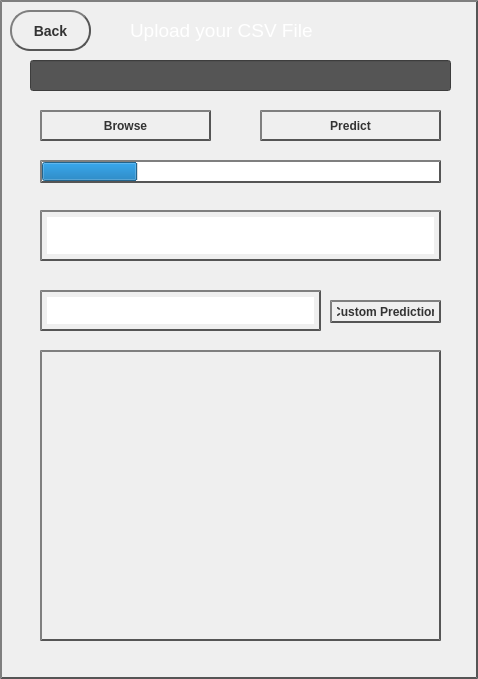
Qt form browse.ui (Aineshphanithi/Anatomizing-ML-Algorithms) before a commit.
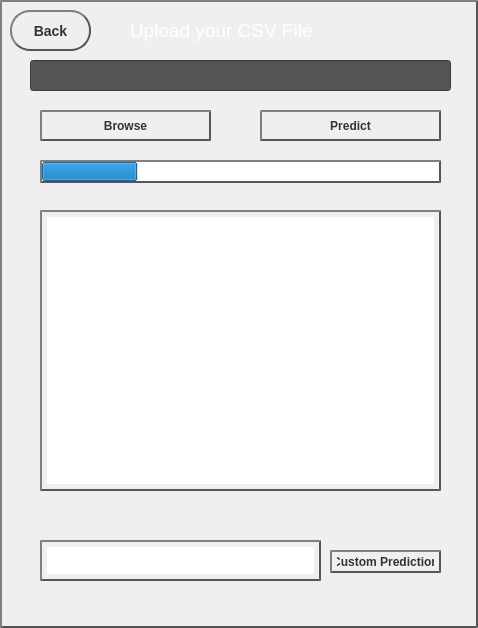
The same form after that commit.

Diff of the .ui file:
```diff
--- a/browse.ui
+++ b/browse.ui
@@ -7,7 +7,7 @@
     <x>0</x>
     <y>0</y>
     <width>478</width>
-    <height>679</height>
+    <height>628</height>
    </rect>
   </property>
   <property name="windowTitle">
@@ -164,7 +164,7 @@
      <x>40</x>
      <y>210</y>
      <width>401</width>
-     <height>51</height>
+     <height>281</height>
     </rect>
    </property>
    <property name="styleSheet">
@@ -217,51 +217,11 @@
     <number>24</number>
    </property>
   </widget>
-  <widget class="QScrollArea" name="scrollArea">
-   <property name="geometry">
-    <rect>
-     <x>40</x>
-     <y>350</y>
-     <width>401</width>
-     <height>291</height>
-    </rect>
-   </property>
-   <property name="styleSheet">
-    <string notr="true">QScrollArea{
-    color: #fff;
-    border: 2px solid #555;
-    border-style: outset;
-    background: qradialgradient(
-        cx: 0.3, cy: -0.4, fx: 0.3, fy: -0.4,
-        radius: 4.5, stop: 0 #111, stop: 1 #fff
-        );
-    padding: 5px;
-	font-family: &quot;Times New Roman&quot;, Times, serif;
-	font-weight: bold;
-	font-size: 12px;
-	p.color:#8effff;
-    }
-</string>
-   </property>
-   <property name="widgetResizable">
-    <bool>true</bool>
-   </property>
-   <widget class="QWidget" name="scrollAreaWidgetContents">
-    <property name="geometry">
-     <rect>
-      <x>0</x>
-      <y>0</y>
-      <width>387</width>
-      <height>277</height>
-     </rect>
-    </property>
-   </widget>
-  </widget>
   <widget class="QPushButton" name="custompredict">
    <property name="geometry">
     <rect>
      <x>330</x>
-     <y>300</y>
+     <y>550</y>
      <width>111</width>
      <height>23</height>
     </rect>
@@ -310,7 +270,7 @@
    <property name="geometry">
     <rect>
      <x>40</x>
-     <y>290</y>
+     <y>540</y>
      <width>281</width>
      <height>41</height>
     </rect>
```
